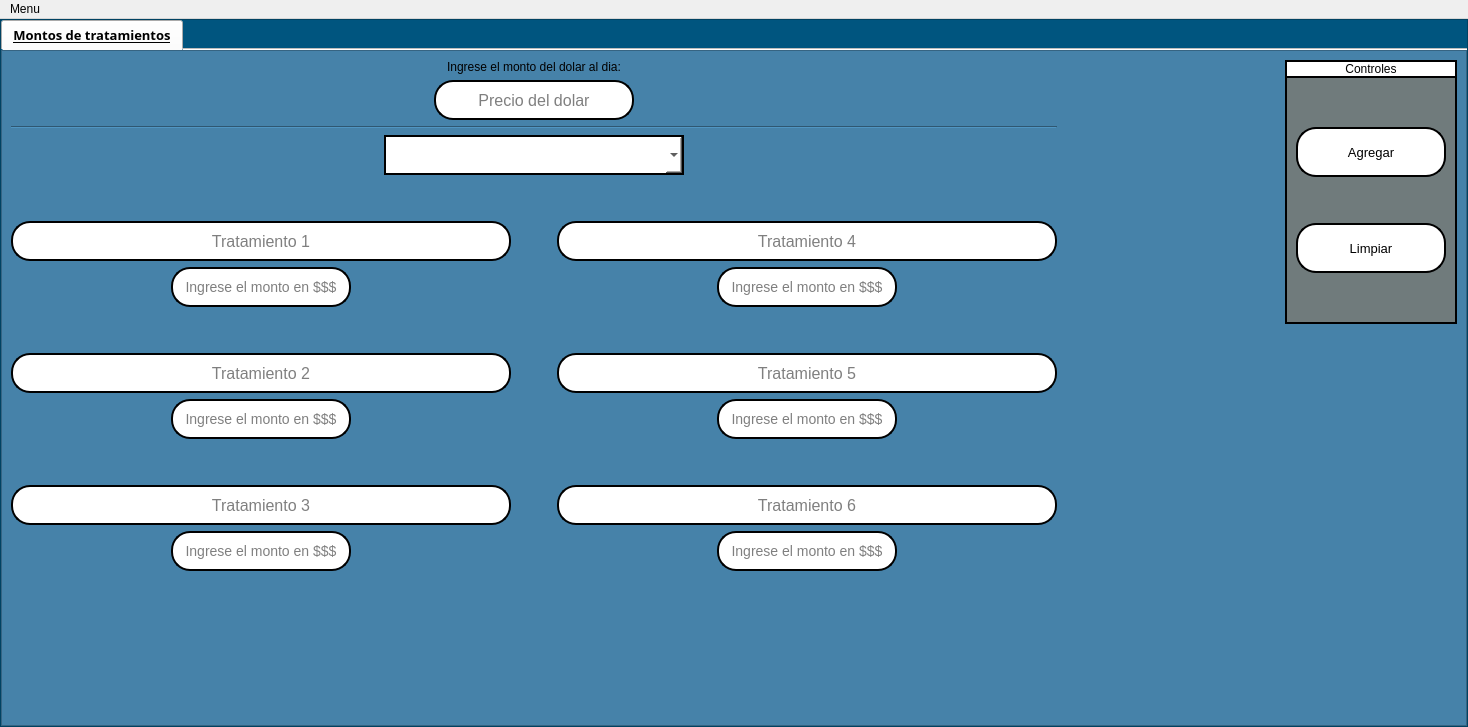
Old version of the form interfaces/montos.ui in the repository Reinaldito04/App-Consultas-y-Historias-Medicas.
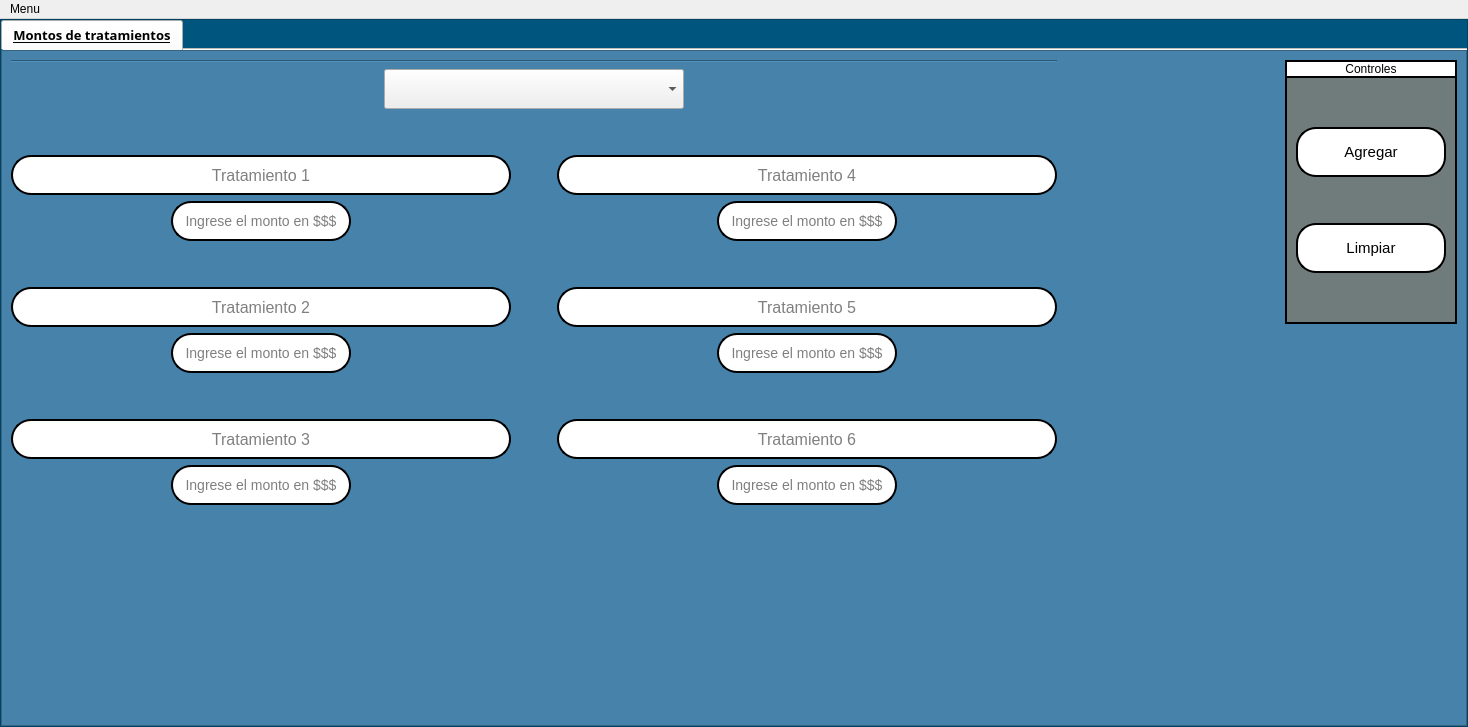
New version of the form. Icons and pictures are not drawn.

```diff
--- a/interfaces/montos.ui
+++ b/interfaces/montos.ui
@@ -118,7 +118,7 @@
              <property name="styleSheet">
               <string notr="true">QFrame{
 background-color:rgb(70, 130, 169);
-	font: 12pt &quot;Microsoft Sans Serif&quot;;
+	font: 14pt &quot;Microsoft Sans Serif&quot;;
 }
 QTableWidget{
 color:rgb(0,0,0);
@@ -128,22 +128,23 @@
 QHeaderView::section{
 background-color:rgb(0,206,151);
 border:1px solid rgb(0,0,0);
-font-size:12pt;
+	font: 12pt &quot;Microsoft Sans Serif&quot;;
 }
 QTbaleWidget QTableCornerButton::section{
 background-color:rgb(0,0,0);
 border:1px solid  rgb(0,206,151);
 }
 QLineEdit{
-border-radius:19px;
 border:2px solid rgb(0,0,0);
-	background-color: rgb(255, 255, 255);
+border-radius:20px;
 	font: 12pt &quot;Microsoft Sans Serif&quot;;
+	background-color: rgb(255, 255, 255);
 }
 QPushButton{
 border-radius:20px;
 border:2px solid rgb(0,0,0);
 background-color:white;
+	font: 11pt &quot;Microsoft Sans Serif&quot;;
 }
 QPushButton:hover{
 	background-color:#CB4335;
@@ -154,11 +155,13 @@
 	font: 12pt &quot;Microsoft Sans Serif&quot;;
 	background-color: rgb(255, 255, 255);
 }
-QComboBox{
-border:2px solid rgb(0,0,0);
-	font: 12pt &quot;Microsoft Sans Serif&quot;;
-	background-color: rgb(255, 255, 255);
-}</string>
+QLineEdit::hover{
+	background-color:#5DADE2;
+}
+QRadioButton{
+	font: 14pt &quot;Microsoft Sans Serif&quot;;
+}
+</string>
              </property>
              <property name="frameShape">
               <enum>QFrame::StyledPanel</enum>
@@ -171,87 +174,6 @@
                <layout class="QHBoxLayout" name="horizontalLayout_9">
                 <item>
                  <layout class="QVBoxLayout" name="verticalLayout_16">
-                  <item>
-                   <layout class="QVBoxLayout" name="verticalLayout_14">
-                    <item>
-                     <widget class="QLabel" name="label">
-                      <property name="text">
-                       <string>Ingrese el monto del dolar al dia:</string>
-                      </property>
-                      <property name="alignment">
-                       <set>Qt::AlignCenter</set>
-                      </property>
-                     </widget>
-                    </item>
-                    <item>
-                     <layout class="QHBoxLayout" name="horizontalLayout_10">
-                      <item>
-                       <spacer name="horizontalSpacer_17">
-                        <property name="orientation">
-                         <enum>Qt::Horizontal</enum>
-                        </property>
-                        <property name="sizeHint" stdset="0">
-                         <size>
-                          <width>40</width>
-                          <height>20</height>
-                         </size>
-                        </property>
-                       </spacer>
-                      </item>
-                      <item>
-                       <widget class="QLineEdit" name="precio_dola">
-                        <property name="minimumSize">
-                         <size>
-                          <width>200</width>
-                          <height>40</height>
-                         </size>
-                        </property>
-                        <property name="maximumSize">
-                         <size>
-                          <width>200</width>
-                          <height>40</height>
-                         </size>
-                        </property>
-                        <property name="font">
-                         <font>
-                          <family>Microsoft Sans Serif</family>
-                          <pointsize>12</pointsize>
-                          <weight>50</weight>
-                          <italic>false</italic>
-                          <bold>false</bold>
-                         </font>
-                        </property>
-                        <property name="maxLength">
-                         <number>8</number>
-                        </property>
-                        <property name="alignment">
-                         <set>Qt::AlignCenter</set>
-                        </property>
-                        <property name="readOnly">
-                         <bool>false</bool>
-                        </property>
-                        <property name="placeholderText">
-                         <string>Precio del dolar</string>
-                        </property>
-                       </widget>
-                      </item>
-                      <item>
-                       <spacer name="horizontalSpacer_18">
-                        <property name="orientation">
-                         <enum>Qt::Horizontal</enum>
-                        </property>
-                        <property name="sizeHint" stdset="0">
-                         <size>
-                          <width>40</width>
-                          <height>20</height>
-                         </size>
-                        </property>
-                       </spacer>
-                      </item>
-                     </layout>
-                    </item>
-                   </layout>
-                  </item>
                   <item>
                    <layout class="QVBoxLayout" name="verticalLayout_15">
                     <item>
@@ -1164,7 +1086,11 @@
                            </property>
                            <property name="font">
                             <font>
-                             <pointsize>10</pointsize>
+                             <family>Microsoft Sans Serif</family>
+                             <pointsize>11</pointsize>
+                             <weight>50</weight>
+                             <italic>false</italic>
+                             <bold>false</bold>
                             </font>
                            </property>
                            <property name="text">
@@ -1211,7 +1137,11 @@
                            </property>
                            <property name="font">
                             <font>
-                             <pointsize>10</pointsize>
+                             <family>Microsoft Sans Serif</family>
+                             <pointsize>11</pointsize>
+                             <weight>50</weight>
+                             <italic>false</italic>
+                             <bold>false</bold>
                             </font>
                            </property>
                            <property name="text">
```
Left out of the diff: 4 changed lines with no effect on the pictures.
